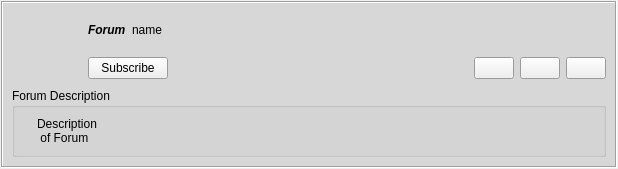
The window that retroshare-gui/src/gui/feeds/GxsForumGroupItem.ui (RetroShare/RetroShare) describes before a commit, drawn with Qt 5.
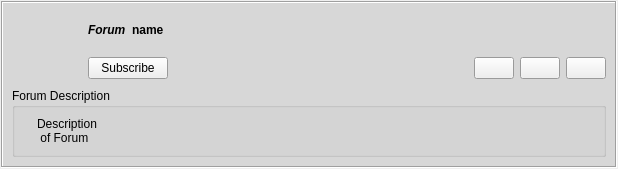
The same window after the commit. Icons and pictures are not drawn.

The edit to the form file:
```diff
--- a/retroshare-gui/src/gui/feeds/GxsForumGroupItem.ui
+++ b/retroshare-gui/src/gui/feeds/GxsForumGroupItem.ui
@@ -153,6 +153,12 @@
           </item>
           <item>
            <widget class="QLabel" name="nameLabel">
+            <property name="font">
+             <font>
+              <weight>75</weight>
+              <bold>true</bold>
+             </font>
+            </property>
             <property name="text">
              <string notr="true">name</string>
             </property>
```
Left out of the diff: 18 changed lines with no effect on the pictures.
